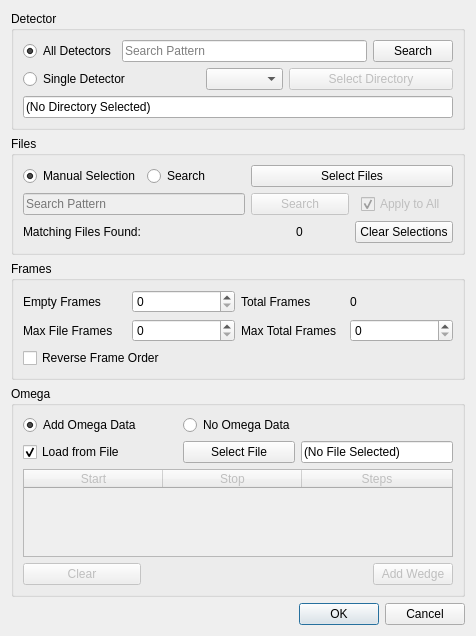
Qt form hexrd/ui/resources/ui/image_stack_dialog.ui (HEXRD/hexrdgui) before a commit.
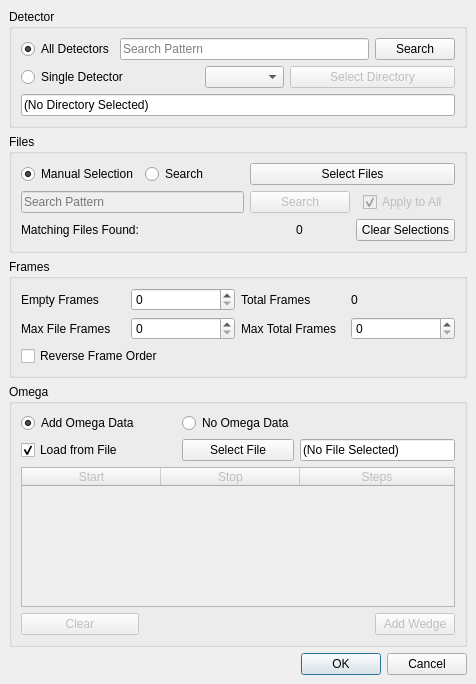
The same form after that commit.

Commit message: Convert Image Stack Dialog to a dock widget

```diff
--- a/hexrd/ui/resources/ui/image_stack_dialog.ui
+++ b/hexrd/ui/resources/ui/image_stack_dialog.ui
@@ -1,36 +1,97 @@
 <?xml version="1.0" encoding="UTF-8"?>
 <ui version="4.0">
- <class>ImageStackDialog</class>
- <widget class="QDialog" name="ImageStackDialog">
+ <class>ImportStackDialog</class>
+ <widget class="QDockWidget" name="ImportStackDialog">
   <property name="geometry">
    <rect>
     <x>0</x>
     <y>0</y>
     <width>476</width>
-    <height>636</height>
+    <height>684</height>
    </rect>
   </property>
-  <property name="sizePolicy">
-   <sizepolicy hsizetype="Maximum" vsizetype="Preferred">
-    <horstretch>0</horstretch>
-    <verstretch>0</verstretch>
-   </sizepolicy>
-  </property>
   <property name="windowTitle">
    <string>Image Stack Import</string>
   </property>
-  <layout class="QGridLayout" name="gridLayout_4">
-   <item row="4" column="0">
-    <widget class="QDialogButtonBox" name="buttonBox">
-     <property name="orientation">
-      <enum>Qt::Horizontal</enum>
-     </property>
-     <property name="standardButtons">
-      <set>QDialogButtonBox::Cancel|QDialogButtonBox::Ok</set>
-     </property>
-    </widget>
-   </item>
-   <item row="1" column="0">
+  <widget class="QWidget" name="import_stack_dialog_contents">
+   <layout class="QVBoxLayout" name="verticalLayout">
+    <item>
+     <widget class="QGroupBox" name="detector_group">
+      <property name="title">
+       <string>Detector</string>
+      </property>
+      <layout class="QGridLayout" name="gridLayout_2">
+       <item row="0" column="0">
+        <widget class="QRadioButton" name="all_detectors">
+         <property name="text">
+          <string>All Detectors</string>
+         </property>
+         <property name="checked">
+          <bool>true</bool>
+         </property>
+        </widget>
+       </item>
+       <item row="0" column="1" colspan="3">
+        <widget class="QLineEdit" name="detector_search">
+         <property name="placeholderText">
+          <string>Search Pattern</string>
+         </property>
+        </widget>
+       </item>
+       <item row="0" column="4">
+        <widget class="QPushButton" name="search_directories">
+         <property name="text">
+          <string>Search</string>
+         </property>
+        </widget>
+       </item>
+       <item row="1" column="0" colspan="2">
+        <widget class="QRadioButton" name="single_detector">
+         <property name="text">
+          <string>Single Detector</string>
+         </property>
+        </widget>
+       </item>
+       <item row="1" column="2">
+        <widget class="QComboBox" name="detectors">
+         <property name="enabled">
+          <bool>true</bool>
+         </property>
+        </widget>
+       </item>
+       <item row="1" column="3" colspan="2">
+        <widget class="QPushButton" name="select_directory">
+         <property name="enabled">
+          <bool>false</bool>
+         </property>
+         <property name="text">
+          <string>Select Directory</string>
+         </property>
+        </widget>
+       </item>
+       <item row="2" column="0" colspan="5">
+        <widget class="QLineEdit" name="current_directory">
+         <property name="enabled">
+          <bool>true</bool>
+         </property>
+         <property name="contextMenuPolicy">
+          <enum>Qt::DefaultContextMenu</enum>
+         </property>
+         <property name="text">
+          <string>(No Directory Selected)</string>
+         </property>
+         <property name="readOnly">
+          <bool>true</bool>
+         </property>
+         <property name="clearButtonEnabled">
+          <bool>false</bool>
+         </property>
+        </widget>
+       </item>
+      </layout>
+     </widget>
+    </item>
+    <item>
     <widget class="QGroupBox" name="files_group">
      <property name="title">
       <string>Files</string>
@@ -129,7 +190,7 @@
      </layout>
     </widget>
    </item>
-   <item row="2" column="0">
+    <item>
     <widget class="QGroupBox" name="frames_group">
      <property name="title">
       <string>Frames</string>
@@ -221,7 +282,7 @@
      </layout>
     </widget>
    </item>
-   <item row="3" column="0">
+    <item>
     <widget class="QGroupBox" name="omega_group">
      <property name="sizePolicy">
       <sizepolicy hsizetype="Preferred" vsizetype="MinimumExpanding">
@@ -352,89 +413,18 @@
      </layout>
     </widget>
    </item>
-   <item row="0" column="0">
-    <widget class="QGroupBox" name="detector_group">
-     <property name="title">
-      <string>Detector</string>
-     </property>
-     <layout class="QGridLayout" name="gridLayout_2">
-      <item row="0" column="0">
-       <widget class="QRadioButton" name="all_detectors">
-        <property name="text">
-         <string>All Detectors</string>
-        </property>
-        <property name="checked">
-         <bool>true</bool>
-        </property>
-        <attribute name="buttonGroup">
-         <string notr="true">detector_options</string>
-        </attribute>
-       </widget>
-      </item>
-      <item row="0" column="1" colspan="3">
-       <widget class="QLineEdit" name="detector_search">
-        <property name="placeholderText">
-         <string>Search Pattern</string>
-        </property>
-       </widget>
-      </item>
-      <item row="0" column="4">
-       <widget class="QPushButton" name="search_directories">
-        <property name="text">
-         <string>Search</string>
-        </property>
-       </widget>
-      </item>
-      <item row="1" column="0" colspan="2">
-       <widget class="QRadioButton" name="single_detector">
-        <property name="text">
-         <string>Single Detector</string>
-        </property>
-        <attribute name="buttonGroup">
-         <string notr="true">detector_options</string>
-        </attribute>
-       </widget>
-      </item>
-      <item row="1" column="2">
-       <widget class="QComboBox" name="detectors">
-        <property name="enabled">
-         <bool>true</bool>
-        </property>
-       </widget>
-      </item>
-      <item row="1" column="3" colspan="2">
-       <widget class="QPushButton" name="select_directory">
-        <property name="enabled">
-         <bool>false</bool>
-        </property>
-        <property name="text">
-         <string>Select Directory</string>
-        </property>
-       </widget>
-      </item>
-      <item row="2" column="0" colspan="5">
-       <widget class="QLineEdit" name="current_directory">
-        <property name="enabled">
-         <bool>true</bool>
-        </property>
-        <property name="contextMenuPolicy">
-         <enum>Qt::DefaultContextMenu</enum>
-        </property>
-        <property name="text">
-         <string>(No Directory Selected)</string>
-        </property>
-        <property name="readOnly">
-         <bool>true</bool>
-        </property>
-        <property name="clearButtonEnabled">
-         <bool>false</bool>
-        </property>
-       </widget>
-      </item>
-     </layout>
-    </widget>
-   </item>
-  </layout>
+    <item>
+     <widget class="QDialogButtonBox" name="button_box">
+      <property name="orientation">
+       <enum>Qt::Horizontal</enum>
+      </property>
+      <property name="standardButtons">
+       <set>QDialogButtonBox::Cancel|QDialogButtonBox::Ok</set>
+      </property>
+     </widget>
+    </item>
+   </layout>
+  </widget>
  </widget>
  <tabstops>
   <tabstop>all_detectors</tabstop>
```
Left out of the diff: 83 changed lines with no effect on the pictures. Lines whose indentation alone changed are shown as unchanged. The commit also changes 2 other files.
